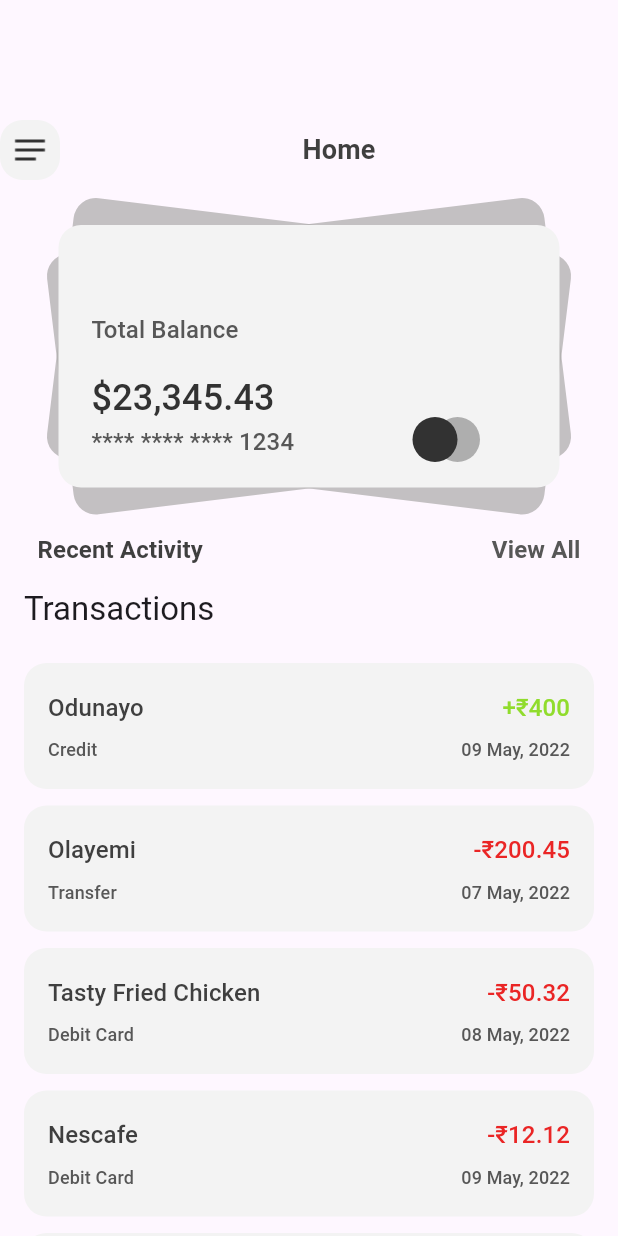
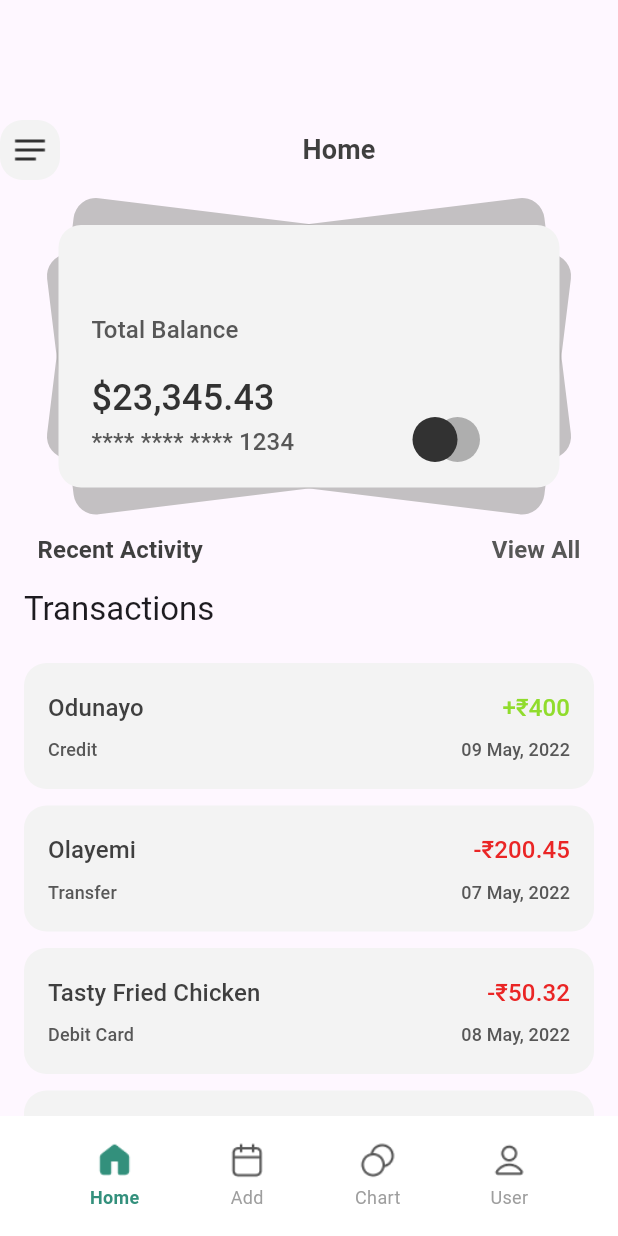
Before and after one commit to Deepak-10439/Expense-Tracker-Flutter-app, a Flutter app: the screen it shows after launch, on a phone screen of 412 x 824 dp. Run offline on Flutter 3.47's test engine with Material 3 defaults, Android fonts, the phone set to English and light mode, and no system bars.

Commit message:
Completed bottom bar of the app

```diff
--- /dev/null
+++ b/lib/Bottombar.dart
@@ -0,0 +1,113 @@
+// ignore_for_file: library_private_types_in_public_api
+
+import 'package:flutter/material.dart';
+
+class BottomBar extends StatefulWidget {
+  const BottomBar({super.key});
+
+  @override
+  _BottomBarState createState() => _BottomBarState();
+}
+
+class _BottomBarState extends State<BottomBar> {
+  int selectedItemIndex = 0;
+
+  @override
+  Widget build(BuildContext context) {
+    return Container(
+      height: 80.0,
+      width: double.infinity, // Set the width to fill the available space
+      color: Colors.white,
+      padding: EdgeInsets.only(bottom: MediaQuery.of(context).padding.bottom), // equivalent of navigationBarsPadding
+      child: Row(
+        mainAxisAlignment: MainAxisAlignment.spaceEvenly,
+        children: [
+          BottomAppBarItem(
+            imagePath: selectedItemIndex == 0
+                ? 'assets/images/home_outlined.png' // Replace with your selected image
+                : 'assets/images/home.png', // Replace with your unselected image
+            label: "Home",
+            isSelected: selectedItemIndex == 0,
+            onClick: () {
+              setState(() {
+                selectedItemIndex = 0;
+              });
+            },
+          ),
+          BottomAppBarItem(
+            imagePath: 'assets/images/add.png', // Replace with your add image
+            label: "Add",
+            isSelected: false, // No selection state for Add
+            onClick: () {
+              // Handle Add click
+            },
+          ),
+          BottomAppBarItem(
+            imagePath: selectedItemIndex == 2
+                ? 'assets/images/chart_selected.png' // Replace with your selected image
+                : 'assets/images/chart.png', // Replace with your unselected image
+            label: "Chart",
+            isSelected: selectedItemIndex == 2,
+            onClick: () {
+              setState(() {
+                selectedItemIndex = 2;
+              });
+            },
+          ),
+          BottomAppBarItem(
+            imagePath: 'assets/images/user.png', // Replace with your user image
+            label: "User",
+            isSelected: false, // No selection state for User
+            onClick: () {
+              // Handle User click
+            },
+          ),
+        ],
+      ),
+    );
+  }
+}
+
+class BottomAppBarItem extends StatelessWidget {
+  final String imagePath; // Change to accept image path
+  final String label;
+  final bool isSelected;
+  final VoidCallback onClick;
+
+  const BottomAppBarItem({super.key,
+    required this.imagePath,
+    required this.label,
+    required this.isSelected,
+    required this.onClick,
+  });
+
+  @override
+  Widget build(BuildContext context) {
+    final iconColor = isSelected ? const Color(0xFF33907C) : Colors.grey;
+
+    return GestureDetector(
+      onTap: onClick,
+      child: Column(
+        mainAxisSize: MainAxisSize.min,
+        mainAxisAlignment: MainAxisAlignment.center,
+        children: [
+          Image.asset(
+            imagePath,
+            width: 24.0, // Set the width of the image
+            height: 24.0, // Set the height of the image
+            color: isSelected ? iconColor : null, // Change color if needed
+          ),
+          const SizedBox(height: 4.0),
+          Text(
+            label,
+            style: TextStyle(
+              fontSize: 12.0,
+              color: iconColor,
+              fontWeight: isSelected ? FontWeight.bold : FontWeight.normal,
+            ),
+          ),
+        ],
+      ),
+    );
+  }
+}
--- a/lib/HomeScreen.dart
+++ b/lib/HomeScreen.dart
@@ -1,6 +1,7 @@
 import 'package:flutter/material.dart';
 import 'CardDetails.dart';
 import 'expensedetails.dart';
+import 'Bottombar.dart'; // Import the BottomBar
 
 class HomeScreen extends StatelessWidget {
   final Function(NavigatorState)? navController;
@@ -20,7 +21,7 @@ class HomeScreen extends StatelessWidget {
                 width: 40,
                 height: 40,
                 decoration: BoxDecoration(
-                  color: Color(0xFFF3F3F3),
+                  color: const Color(0xFFF3F3F3),
                   borderRadius: BorderRadius.circular(15),
                 ),
                 child: Padding(
@@ -113,6 +114,7 @@ class HomeScreen extends StatelessWidget {
               ],
             ),
           ),
+          const BottomBar(), // Add the BottomBar here
         ],
       ),
     );
--- a/pubspec.yaml
+++ b/pubspec.yaml
@@ -61,6 +61,12 @@ flutter:
   # To add assets to your application, add an assets section, like this:
   assets:
     - assets/images/menu_03.png
+    - assets/images/add.png
+    - assets/images/chart.png
+    - assets/images/chart_selected.png
+    - assets/images/home.png
+    - assets/images/home_outlined.png
+    - assets/images/user.png
   #   - images/a_dot_burr.jpeg
   #   - images/a_dot_ham.jpeg
 
```
Also changed, not shown: assets/images/add.png (added), assets/images/chart.png (added), assets/images/chart_selected.png (added), assets/images/home.png (added), assets/images/home_outlined.png (renamed from assets/images/home-05.png), assets/images/user.png (added).
